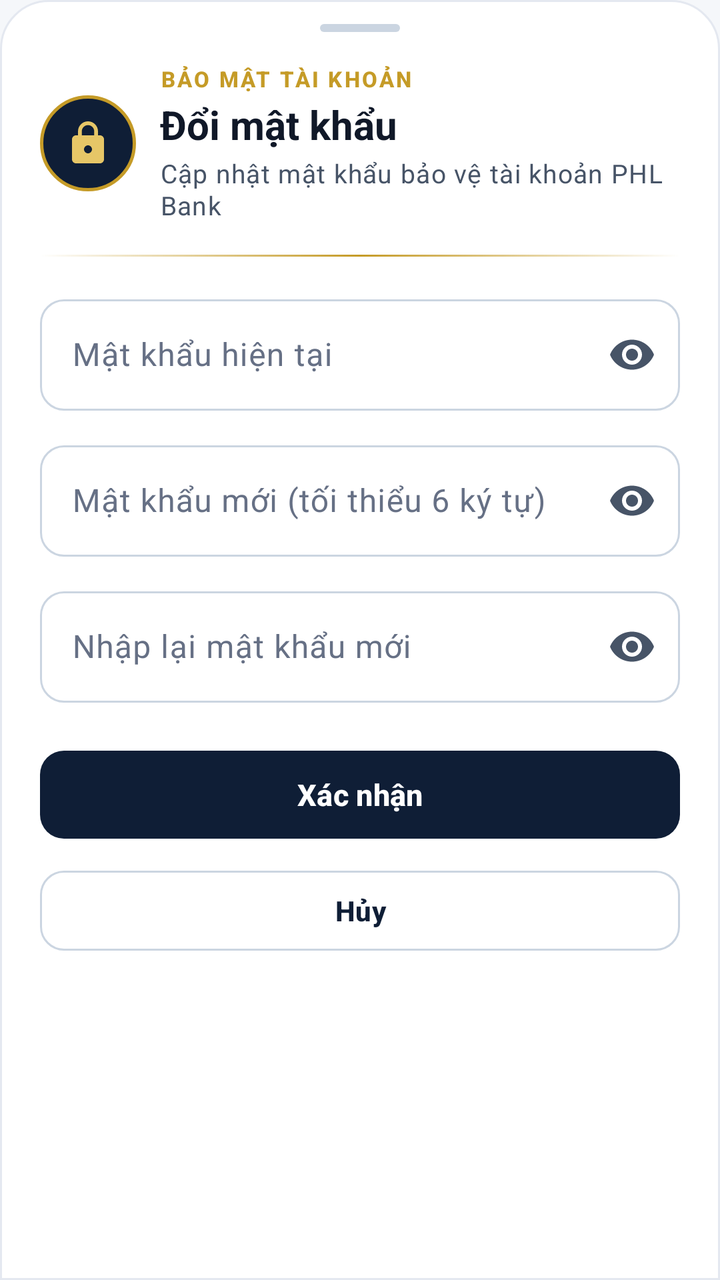
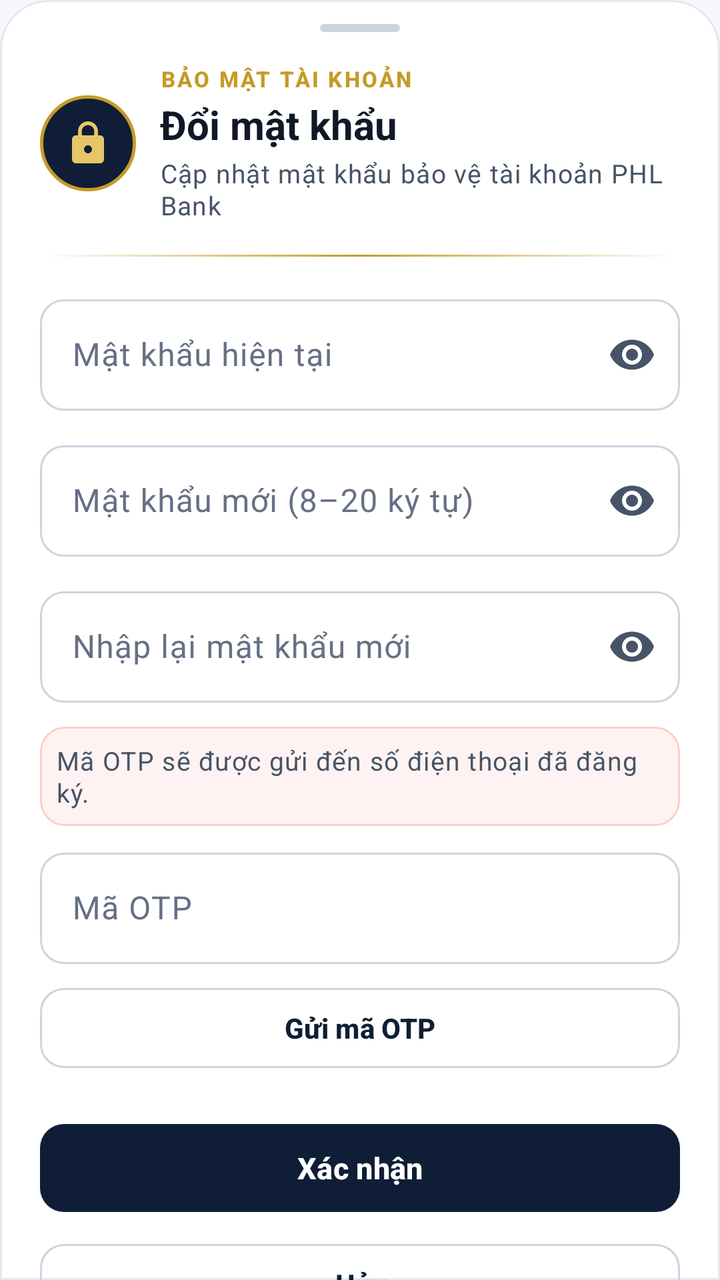

Before-and-after screenshots of an Android layout around one commit, followed by the original layout XML and the change that was made.
<!-- AndroidManifest.xml: application theme Theme.PHLBanking -->
<!-- res/layout/dialog_change_password.xml -->
<?xml version="1.0" encoding="utf-8"?>
<androidx.core.widget.NestedScrollView xmlns:android="http://schemas.android.com/apk/res/android"
    xmlns:app="http://schemas.android.com/apk/res-auto"
    android:layout_width="match_parent"
    android:layout_height="wrap_content"
    android:background="@drawable/bg_bottom_sheet_surface"
    android:fillViewport="true">

    <LinearLayout
        android:layout_width="match_parent"
        android:layout_height="wrap_content"
        android:orientation="vertical"
        android:paddingBottom="@dimen/space_xl"
        android:paddingEnd="@dimen/space_lg"
        android:paddingStart="@dimen/space_lg"
        android:paddingTop="@dimen/space_md">

        <View
            android:layout_width="@dimen/sheet_handle_width"
            android:layout_height="@dimen/sheet_handle_height"
            android:layout_gravity="center_horizontal"
            android:background="@drawable/bg_sheet_handle" />

        
        <LinearLayout
            android:id="@+id/layoutChangePasswordHeader"
            android:layout_width="match_parent"
            android:layout_height="wrap_content"
            android:layout_marginTop="@dimen/space_base"
            android:baselineAligned="false"
            android:gravity="center_vertical"
            android:orientation="horizontal">

            <FrameLayout
                android:layout_width="@dimen/avatar_size_md"
                android:layout_height="@dimen/avatar_size_md"
                android:background="@drawable/bg_navy_crest_circle">

                <ImageView
                    android:layout_width="@dimen/icon_size_lg"
                    android:layout_height="@dimen/icon_size_lg"
                    android:layout_gravity="center"
                    android:contentDescription="@string/change_pw_title"
                    android:src="@drawable/ic_lock"
                    app:tint="@color/phl_gold_light" />
            </FrameLayout>

            <LinearLayout
                android:layout_width="0dp"
                android:layout_height="wrap_content"
                android:layout_marginStart="@dimen/space_md"
                android:layout_weight="1"
                android:orientation="vertical">

                <TextView
                    style="@style/TextAppearance.PHL.Overline"
                    android:layout_width="wrap_content"
                    android:layout_height="wrap_content"
                    android:text="@string/change_pw_overline" />

                <TextView
                    style="@style/TextAppearance.PHL.Headline"
                    android:layout_width="wrap_content"
                    android:layout_height="wrap_content"
                    android:layout_marginTop="@dimen/space_xxs"
                    android:text="@string/change_pw_title" />

                <TextView
                    style="@style/TextAppearance.PHL.BodySecondary"
                    android:layout_width="wrap_content"
                    android:layout_height="wrap_content"
                    android:layout_marginTop="@dimen/space_xxs"
                    android:text="@string/change_pw_subtitle" />
            </LinearLayout>
        </LinearLayout>

        <View
            android:layout_width="match_parent"
            android:layout_height="@dimen/hairline_height"
            android:layout_marginTop="@dimen/space_base"
            android:background="@drawable/bg_gold_hairline" />

        
        <TextView
            android:id="@+id/tvChangePasswordError"
            style="@style/TextAppearance.PHL.BodySecondary"
            android:layout_width="match_parent"
            android:layout_height="wrap_content"
            android:layout_marginTop="@dimen/space_base"
            android:background="@drawable/bg_error_banner"
            android:paddingBottom="@dimen/space_sm"
            android:paddingEnd="@dimen/space_md"
            android:paddingStart="@dimen/space_md"
            android:paddingTop="@dimen/space_sm"
            android:textColor="@color/phl_danger"
            android:visibility="gone" />

        
        <LinearLayout
            android:id="@+id/layoutChangePasswordForm"
            android:layout_width="match_parent"
            android:layout_height="wrap_content"
            android:layout_marginTop="@dimen/space_base"
            android:orientation="vertical">

            <com.google.android.material.textfield.TextInputLayout
                android:id="@+id/tilCurrentPassword"
                style="@style/Widget.PHL.TextInputLayout"
                android:layout_width="match_parent"
                android:layout_height="wrap_content"
                android:hint="@string/change_pw_current"
                app:endIconMode="password_toggle">

                <com.google.android.material.textfield.TextInputEditText
                    android:id="@+id/edtCurrentPassword"
                    android:layout_width="match_parent"
                    android:layout_height="wrap_content"
                    android:imeOptions="actionNext"
                    android:inputType="textPassword"
                    android:maxLines="1" />
            </com.google.android.material.textfield.TextInputLayout>

            <com.google.android.material.textfield.TextInputLayout
                android:id="@+id/tilNewPassword"
                style="@style/Widget.PHL.TextInputLayout"
                android:layout_width="match_parent"
                android:layout_height="wrap_content"
                android:layout_marginTop="@dimen/space_md"
                android:hint="@string/change_pw_new"
                app:endIconMode="password_toggle">

                <com.google.android.material.textfield.TextInputEditText
                    android:id="@+id/edtNewPassword"
                    android:layout_width="match_parent"
                    android:layout_height="wrap_content"
                    android:imeOptions="actionNext"
                    android:inputType="textPassword"
                    android:maxLines="1" />
            </com.google.android.material.textfield.TextInputLayout>

            <com.google.android.material.textfield.TextInputLayout
                android:id="@+id/tilConfirmPassword"
                style="@style/Widget.PHL.TextInputLayout"
                android:layout_width="match_parent"
                android:layout_height="wrap_content"
                android:layout_marginTop="@dimen/space_md"
                android:hint="@string/change_pw_confirm"
                app:endIconMode="password_toggle">

                <com.google.android.material.textfield.TextInputEditText
                    android:id="@+id/edtConfirmPassword"
                    android:layout_width="match_parent"
                    android:layout_height="wrap_content"
                    android:imeOptions="actionDone"
                    android:inputType="textPassword"
                    android:maxLines="1" />
            </com.google.android.material.textfield.TextInputLayout>
        </LinearLayout>

        <com.google.android.material.progressindicator.LinearProgressIndicator
            android:id="@+id/progressChangePassword"
            android:layout_width="match_parent"
            android:layout_height="wrap_content"
            android:layout_marginTop="@dimen/space_md"
            android:indeterminate="true"
            android:visibility="gone"
            app:indicatorColor="@color/phl_navy"
            app:trackColor="@color/phl_navy_tint" />

        
        <LinearLayout
            android:id="@+id/layoutChangePasswordActions"
            android:layout_width="match_parent"
            android:layout_height="wrap_content"
            android:layout_marginTop="@dimen/space_lg"
            android:orientation="vertical">

            <com.google.android.material.button.MaterialButton
                android:id="@+id/btnConfirmChangePassword"
                style="@style/Widget.PHL.Button.Primary"
                android:layout_width="match_parent"
                android:layout_height="wrap_content"
                android:text="@string/change_pw_submit" />

            <com.google.android.material.button.MaterialButton
                android:id="@+id/btnCancelChangePassword"
                style="@style/Widget.PHL.Button.Outlined"
                android:layout_width="match_parent"
                android:layout_height="wrap_content"
                android:layout_marginTop="@dimen/space_sm"
                android:text="@string/change_pw_cancel" />
        </LinearLayout>
    </LinearLayout>
</androidx.core.widget.NestedScrollView>
<!-- resources referenced by this layout -->
<resources>
  <color name="phl_danger">#D92D20</color>
  <color name="phl_gold_light">#E6C667</color>
  <color name="phl_navy">#0F1E36</color>
  <color name="phl_navy_tint">#EDF2F9</color>
  <dimen name="avatar_size_md">48dp</dimen>
  <dimen name="hairline_height">1dp</dimen>
  <dimen name="icon_size_lg">24dp</dimen>
  <dimen name="sheet_handle_height">4dp</dimen>
  <dimen name="sheet_handle_width">40dp</dimen>
  <dimen name="space_base">16dp</dimen>
  <dimen name="space_lg">20dp</dimen>
  <dimen name="space_md">12dp</dimen>
  <dimen name="space_sm">8dp</dimen>
  <dimen name="space_xl">24dp</dimen>
  <dimen name="space_xxs">2dp</dimen>
  <!-- drawable bg_navy_crest_circle (drawable) -->
  <?xml version="1.0" encoding="utf-8"?>
  <shape xmlns:android="http://schemas.android.com/apk/res/android"
      android:shape="oval">
      <solid android:color="@color/phl_navy" />
      <stroke
          android:width="1.5dp"
          android:color="@color/phl_gold_soft" />
  </shape>
  <string name="change_pw_cancel">Hủy</string>
  <string name="change_pw_confirm">Nhập lại mật khẩu mới</string>
  <string name="change_pw_current">Mật khẩu hiện tại</string>
  <string name="change_pw_new">Mật khẩu mới (tối thiểu 6 ký tự)</string>
  <string name="change_pw_overline">BẢO MẬT TÀI KHOẢN</string>
  <string name="change_pw_submit">Xác nhận</string>
  <string name="change_pw_subtitle">Cập nhật mật khẩu bảo vệ tài khoản PHL Bank</string>
  <string name="change_pw_title">Đổi mật khẩu</string>
  <style name="TextAppearance.PHL.BodySecondary" parent="TextAppearance.Material3.BodySmall">
          <item name="android:textSize">@dimen/text_body_md</item>
          <item name="android:textColor">@color/phl_text_secondary</item>
      </style>
  <color name="phl_surface">#FFFFFF</color>
  <dimen name="radius_xxl">24dp</dimen>
  <dimen name="stroke_hairline">1dp</dimen>
  <color name="phl_border">#E4E8F0</color>
  <color name="phl_danger_tint">#FEF3F2</color>
  <dimen name="radius_md">12dp</dimen>
  <color name="phl_danger_stroke">#FECDCA</color>
  <color name="phl_gold_soft">#C59B27</color>
  <color name="phl_border_strong">#CBD5E1</color>
  <dimen name="radius_pill">999dp</dimen>
  <dimen name="text_body_md">13sp</dimen>
  <color name="phl_text_secondary">#475467</color>
  <dimen name="text_headline">20sp</dimen>
  <color name="phl_text_primary">#101828</color>
  <dimen name="text_caption">11sp</dimen>
  <dimen name="btn_height_secondary">48dp</dimen>
  <color name="phl_ripple_light">#1A0F1E36</color>
  <dimen name="btn_height_primary">52dp</dimen>
  <dimen name="text_subtitle">15sp</dimen>
  <color name="phl_ripple_dark">#26FFFFFF</color>
  <dimen name="stroke_medium">1.5dp</dimen>
  <color name="phl_text_muted">#667085</color>
  <color name="phl_white">#FFFFFF</color>
  <color name="phl_emerald">#0E9F6E</color>
  <color name="phl_emerald_tint">#ECFDF5</color>
  <color name="phl_emerald_dark">#077A54</color>
  <color name="phl_gold">#B8860B</color>
  <color name="phl_gold_tint">#FDF8EB</color>
  <color name="phl_bg">#F5F7FA</color>
  <color name="phl_surface_subtle">#F8FAFC</color>
  <color name="phl_divider">#EAECF0</color>
  <style name="ThemeOverlay.PHL.BottomSheetDialog" parent="ThemeOverlay.Material3.BottomSheetDialog">
          <item name="bottomSheetStyle">@style/Widget.PHL.BottomSheet.Modal</item>
          <item name="colorSurface">@color/phl_surface</item>
          <item name="colorSurfaceContainerLow">@color/phl_surface</item>
      </style>
  <style name="Widget.PHL.BottomSheet.Modal" parent="Widget.Material3.BottomSheet.Modal">
          <item name="backgroundTint">@color/phl_surface</item>
          <item name="shapeAppearanceOverlay">@style/ShapeAppearance.PHL.BottomSheet</item>
      </style>
  <style name="ShapeAppearance.PHL.Dialog" parent="">
          <item name="cornerFamily">rounded</item>
          <item name="cornerSize">@dimen/radius_xl</item>
      </style>
  <dimen name="radius_xl">20dp</dimen>
  <!-- unchanged entries left out for length: 13 -->
</resources>

<!-- the commit's change to res/layout/dialog_change_password.xml (unified diff, before → after) -->
@@ -21,21 +21,17 @@
             android:layout_gravity="center_horizontal"
             android:background="@drawable/bg_sheet_handle" />
 
-        
         <LinearLayout
             android:id="@+id/layoutChangePasswordHeader"
             android:layout_width="match_parent"
             android:layout_height="wrap_content"
             android:layout_marginTop="@dimen/space_base"
-            android:baselineAligned="false"
             android:gravity="center_vertical"
             android:orientation="horizontal">
-
             <FrameLayout
                 android:layout_width="@dimen/avatar_size_md"
                 android:layout_height="@dimen/avatar_size_md"
                 android:background="@drawable/bg_navy_crest_circle">
-
                 <ImageView
                     android:layout_width="@dimen/icon_size_lg"
                     android:layout_height="@dimen/icon_size_lg"
@@ -44,151 +40,45 @@
                     android:src="@drawable/ic_lock"
                     app:tint="@color/phl_gold_light" />
             </FrameLayout>
-
             <LinearLayout
                 android:layout_width="0dp"
                 android:layout_height="wrap_content"
                 android:layout_marginStart="@dimen/space_md"
                 android:layout_weight="1"
                 android:orientation="vertical">
-
-                <TextView
-                    style="@style/TextAppearance.PHL.Overline"
-                    android:layout_width="wrap_content"
-                    android:layout_height="wrap_content"
-                    android:text="@string/change_pw_overline" />
-
-                <TextView
-                    style="@style/TextAppearance.PHL.Headline"
-                    android:layout_width="wrap_content"
-                    android:layout_height="wrap_content"
-                    android:layout_marginTop="@dimen/space_xxs"
-                    android:text="@string/change_pw_title" />
-
-                <TextView
-                    style="@style/TextAppearance.PHL.BodySecondary"
-                    android:layout_width="wrap_content"
-                    android:layout_height="wrap_content"
-                    android:layout_marginTop="@dimen/space_xxs"
-                    android:text="@string/change_pw_subtitle" />
+                <TextView style="@style/TextAppearance.PHL.Overline" android:layout_width="wrap_content" android:layout_height="wrap_content" android:text="@string/change_pw_overline" />
+                <TextView style="@style/TextAppearance.PHL.Headline" android:layout_width="wrap_content" android:layout_height="wrap_content" android:layout_marginTop="@dimen/space_xxs" android:text="@string/change_pw_title" />
+                <TextView style="@style/TextAppearance.PHL.BodySecondary" android:layout_width="wrap_content" android:layout_height="wrap_content" android:layout_marginTop="@dimen/space_xxs" android:text="@string/change_pw_subtitle" />
             </LinearLayout>
         </LinearLayout>
 
-        <View
-            android:layout_width="match_parent"
-            android:layout_height="@dimen/hairline_height"
-            android:layout_marginTop="@dimen/space_base"
-            android:background="@drawable/bg_gold_hairline" />
-
-        
-        <TextView
-            android:id="@+id/tvChangePasswordError"
-            style="@style/TextAppearance.PHL.BodySecondary"
-            android:layout_width="match_parent"
-            android:layout_height="wrap_content"
-            android:layout_marginTop="@dimen/space_base"
-            android:background="@drawable/bg_error_banner"
-            android:paddingBottom="@dimen/space_sm"
-            android:paddingEnd="@dimen/space_md"
-            android:paddingStart="@dimen/space_md"
-            android:paddingTop="@dimen/space_sm"
-            android:textColor="@color/phl_danger"
-            android:visibility="gone" />
-
-        
+        <View android:layout_width="match_parent" android:layout_height="@dimen/hairline_height" android:layout_marginTop="@dimen/space_base" android:background="@drawable/bg_gold_hairline" />
+        <TextView android:id="@+id/tvChangePasswordError" style="@style/TextAppearance.PHL.BodySecondary" android:layout_width="match_parent" android:layout_height="wrap_content" android:layout_marginTop="@dimen/space_base" android:background="@drawable/bg_error_banner" android:paddingBottom="@dimen/space_sm" android:paddingEnd="@dimen/space_md" android:paddingStart="@dimen/space_md" android:paddingTop="@dimen/space_sm" android:textColor="@color/phl_danger" android:visibility="gone" />
         <LinearLayout
             android:id="@+id/layoutChangePasswordForm"
             android:layout_width="match_parent"
             android:layout_height="wrap_content"
             android:layout_marginTop="@dimen/space_base"
             android:orientation="vertical">
-
-            <com.google.android.material.textfield.TextInputLayout
-                android:id="@+id/tilCurrentPassword"
-                style="@style/Widget.PHL.TextInputLayout"
-                android:layout_width="match_parent"
-                android:layout_height="wrap_content"
-                android:hint="@string/change_pw_current"
-                app:endIconMode="password_toggle">
-
-                <com.google.android.material.textfield.TextInputEditText
-                    android:id="@+id/edtCurrentPassword"
-                    android:layout_width="match_parent"
-                    android:layout_height="wrap_content"
-                    android:imeOptions="actionNext"
-                    android:inputType="textPassword"
-                    android:maxLines="1" />
+            <com.google.android.material.textfield.TextInputLayout android:id="@+id/tilCurrentPassword" style="@style/Widget.PHL.TextInputLayout" android:layout_width="match_parent" android:layout_height="wrap_content" android:hint="@string/change_pw_current" app:endIconMode="password_toggle">
+                <com.google.android.material.textfield.TextInputEditText android:id="@+id/edtCurrentPassword" android:layout_width="match_parent" android:layout_height="wrap_content" android:imeOptions="actionNext" android:inputType="textPassword" android:maxLines="1" />
             </com.google.android.material.textfield.TextInputLayout>
-
-            <com.google.android.material.textfield.TextInputLayout
-                android:id="@+id/tilNewPassword"
-                style="@style/Widget.PHL.TextInputLayout"
-                android:layout_width="match_parent"
-                android:layout_height="wrap_content"
-                android:layout_marginTop="@dimen/space_md"
-                android:hint="@string/change_pw_new"
-                app:endIconMode="password_toggle">
-
-                <com.google.android.material.textfield.TextInputEditText
-                    android:id="@+id/edtNewPassword"
-                    android:layout_width="match_parent"
-                    android:layout_height="wrap_content"
-                    android:imeOptions="actionNext"
-                    android:inputType="textPassword"
-                    android:maxLines="1" />
+            <com.google.android.material.textfield.TextInputLayout android:id="@+id/tilNewPassword" style="@style/Widget.PHL.TextInputLayout" android:layout_width="match_parent" android:layout_height="wrap_content" android:layout_marginTop="@dimen/space_md" android:hint="@string/change_pw_new" app:endIconMode="password_toggle">
+                <com.google.android.material.textfield.TextInputEditText android:id="@+id/edtNewPassword" android:layout_width="match_parent" android:layout_height="wrap_content" android:imeOptions="actionNext" android:inputType="textPassword" android:maxLines="1" />
             </com.google.android.material.textfield.TextInputLayout>
-
-            <com.google.android.material.textfield.TextInputLayout
-                android:id="@+id/tilConfirmPassword"
-                style="@style/Widget.PHL.TextInputLayout"
-                android:layout_width="match_parent"
-                android:layout_height="wrap_content"
-                android:layout_marginTop="@dimen/space_md"
-                android:hint="@string/change_pw_confirm"
-                app:endIconMode="password_toggle">
-
-                <com.google.android.material.textfield.TextInputEditText
-                    android:id="@+id/edtConfirmPassword"
-                    android:layout_width="match_parent"
-                    android:layout_height="wrap_content"
-                    android:imeOptions="actionDone"
-                    android:inputType="textPassword"
-                    android:maxLines="1" />
+            <com.google.android.material.textfield.TextInputLayout android:id="@+id/tilConfirmPassword" style="@style/Widget.PHL.TextInputLayout" android:layout_width="match_parent" android:layout_height="wrap_content" android:layout_marginTop="@dimen/space_md" android:hint="@string/change_pw_confirm" app:endIconMode="password_toggle">
+                <com.google.android.material.textfield.TextInputEditText android:id="@+id/edtConfirmPassword" android:layout_width="match_parent" android:layout_height="wrap_content" android:imeOptions="actionNext" android:inputType="textPassword" android:maxLines="1" />
             </com.google.android.material.textfield.TextInputLayout>
+            <TextView android:id="@+id/tvOtpBanner" style="@style/TextAppearance.PHL.BodySecondary" android:layout_width="match_parent" android:layout_height="wrap_content" android:layout_marginTop="@dimen/space_md" android:background="@drawable/bg_error_banner" android:padding="@dimen/space_sm" android:text="Mã OTP sẽ được gửi đến số điện thoại đã đăng ký." android:visibility="visible" />
+            <com.google.android.material.textfield.TextInputLayout android:id="@+id/tilOtpCode" style="@style/Widget.PHL.TextInputLayout" android:layout_width="match_parent" android:layout_height="wrap_content" android:layout_marginTop="@dimen/space_sm" android:hint="Mã OTP">
+                <com.google.android.material.textfield.TextInputEditText android:id="@+id/edtOtpCode" android:layout_width="match_parent" android:layout_height="wrap_content" android:inputType="number" android:maxLength="6" android:maxLines="1" />
+            </com.google.android.material.textfield.TextInputLayout>
+            <com.google.android.material.button.MaterialButton android:id="@+id/btnRequestOtp" style="@style/Widget.PHL.Button.Outlined" android:layout_width="match_parent" android:layout_height="wrap_content" android:layout_marginTop="@dimen/space_sm" android:text="Gửi mã OTP" />
         </LinearLayout>
-
-        <com.google.android.material.progressindicator.LinearProgressIndicator
-            android:id="@+id/progressChangePassword"
-            android:layout_width="match_parent"
-            android:layout_height="wrap_content"
-            android:layout_marginTop="@dimen/space_md"
-            android:indeterminate="true"
-            android:visibility="gone"
-            app:indicatorColor="@color/phl_navy"
-            app:trackColor="@color/phl_navy_tint" />
-
-        
-        <LinearLayout
-            android:id="@+id/layoutChangePasswordActions"
-            android:layout_width="match_parent"
-            android:layout_height="wrap_content"
-            android:layout_marginTop="@dimen/space_lg"
-            android:orientation="vertical">
-
-            <com.google.android.material.button.MaterialButton
-                android:id="@+id/btnConfirmChangePassword"
-                style="@style/Widget.PHL.Button.Primary"
-                android:layout_width="match_parent"
-                android:layout_height="wrap_content"
-                android:text="@string/change_pw_submit" />
-
-            <com.google.android.material.button.MaterialButton
-                android:id="@+id/btnCancelChangePassword"
-                style="@style/Widget.PHL.Button.Outlined"
-                android:layout_width="match_parent"
-                android:layout_height="wrap_content"
-                android:layout_marginTop="@dimen/space_sm"
-                android:text="@string/change_pw_cancel" />
+        <com.google.android.material.progressindicator.LinearProgressIndicator android:id="@+id/progressChangePassword" android:layout_width="match_parent" android:layout_height="wrap_content" android:layout_marginTop="@dimen/space_md" android:indeterminate="true" android:visibility="gone" app:indicatorColor="@color/phl_navy" app:trackColor="@color/phl_navy_tint" />
+        <LinearLayout android:id="@+id/layoutChangePasswordActions" android:layout_width="match_parent" android:layout_height="wrap_content" android:layout_marginTop="@dimen/space_lg" android:orientation="vertical">
+            <com.google.android.material.button.MaterialButton android:id="@+id/btnConfirmChangePassword" style="@style/Widget.PHL.Button.Primary" android:layout_width="match_parent" android:layout_height="wrap_content" android:text="@string/change_pw_submit" />
+            <com.google.android.material.button.MaterialButton android:id="@+id/btnCancelChangePassword" style="@style/Widget.PHL.Button.Outlined" android:layout_width="match_parent" android:layout_height="wrap_content" android:layout_marginTop="@dimen/space_sm" android:text="@string/change_pw_cancel" />
         </LinearLayout>
     </LinearLayout>
 </androidx.core.widget.NestedScrollView>
<!-- resource entries referenced after the edit -->
@@ -27,7 +27,7 @@
   <string name="change_pw_cancel">Hủy</string>
   <string name="change_pw_confirm">Nhập lại mật khẩu mới</string>
   <string name="change_pw_current">Mật khẩu hiện tại</string>
-  <string name="change_pw_new">Mật khẩu mới (tối thiểu 6 ký tự)</string>
+  <string name="change_pw_new">Mật khẩu mới (8–20 ký tự)</string>
   <string name="change_pw_overline">BẢO MẬT TÀI KHOẢN</string>
   <string name="change_pw_submit">Xác nhận</string>
   <string name="change_pw_subtitle">Cập nhật mật khẩu bảo vệ tài khoản PHL Bank</string>
